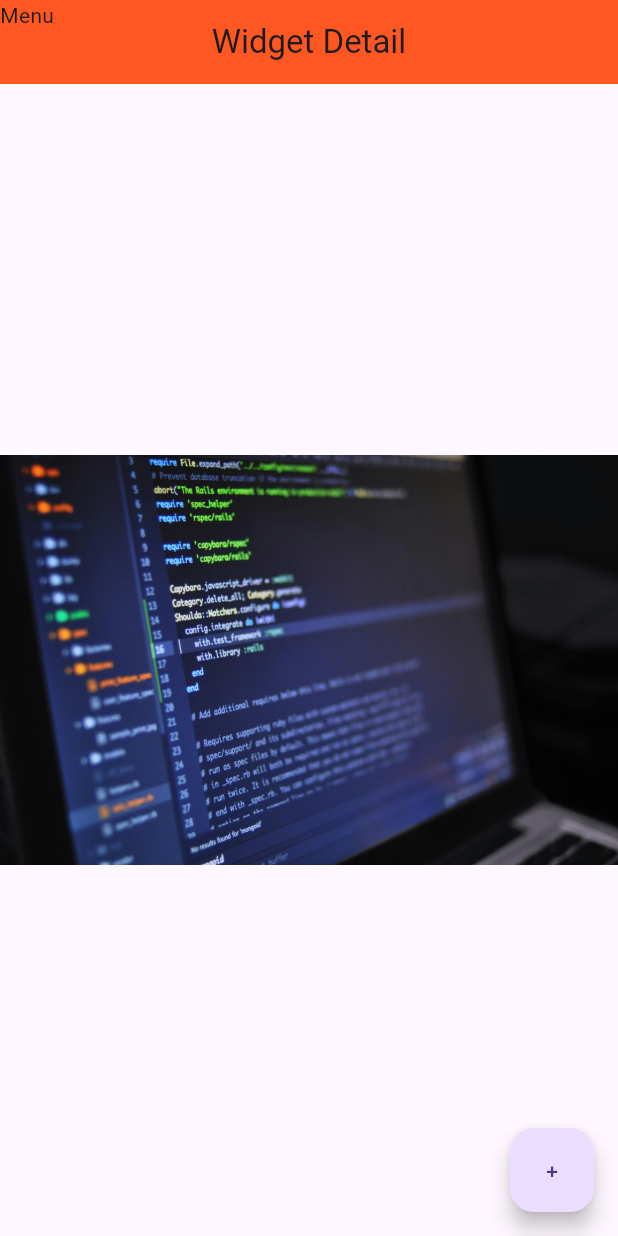
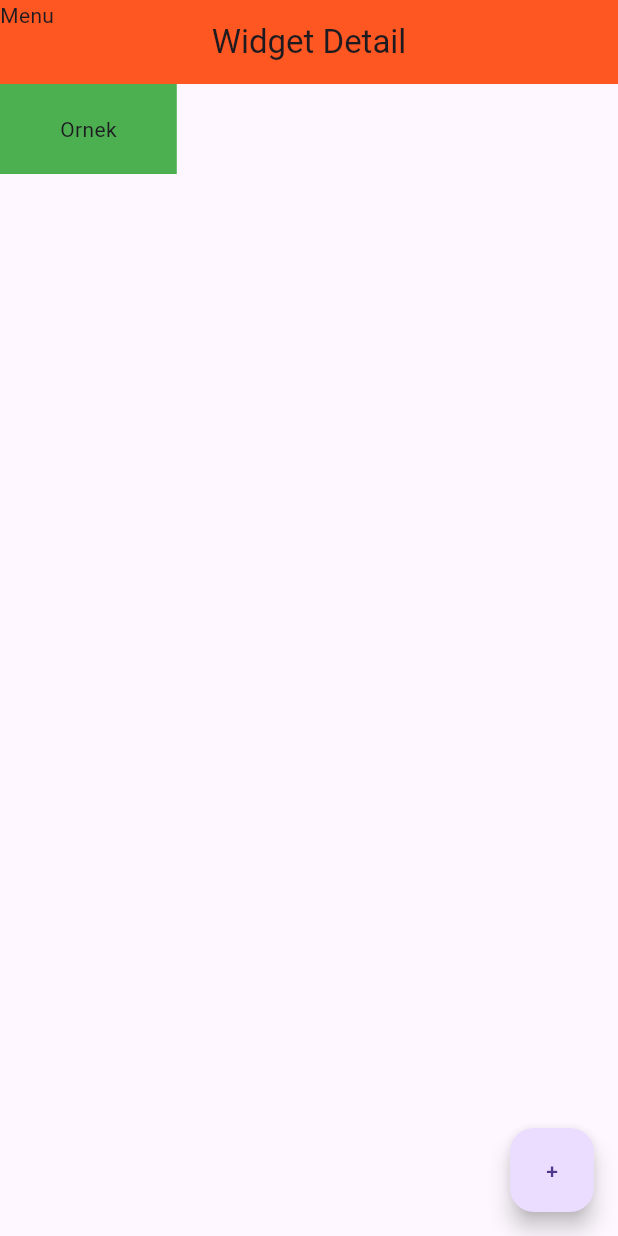
Before and after one commit to receppzz/Flutter_image, a Flutter app: the screen it shows after launch, on a phone screen of 412 x 824 dp. Run offline on Flutter 3.47's test engine with Material 3 defaults, Android fonts, the phone set to English and light mode, and no system bars.

Commit message:
[*] İmage kaldırıldı [+]Container-padding-color-child  eklendi

```diff
--- a/lib/main.dart
+++ b/lib/main.dart
@@ -23,11 +23,10 @@ class _WidgetDetailState extends State<WidgetDetail> {
         backgroundColor: Colors.deepOrange,
         leading: const Text("Menu"),
       ),
-      body: Center(
-        child: Image(
-          image: AssetImage(
-              "assets/images/image-1.jpg"), //assets libin içine eklenmez
-        ),
+      body: Container(
+        padding: const EdgeInsets.symmetric(vertical: 20.0, horizontal: 40.0),
+        color: Colors.green,
+        child: const Text("Ornek"),
       ),
       floatingActionButton: FloatingActionButton(
         onPressed: () {
```
Also changed, not shown: assets/images/image-2.jpg (added).
